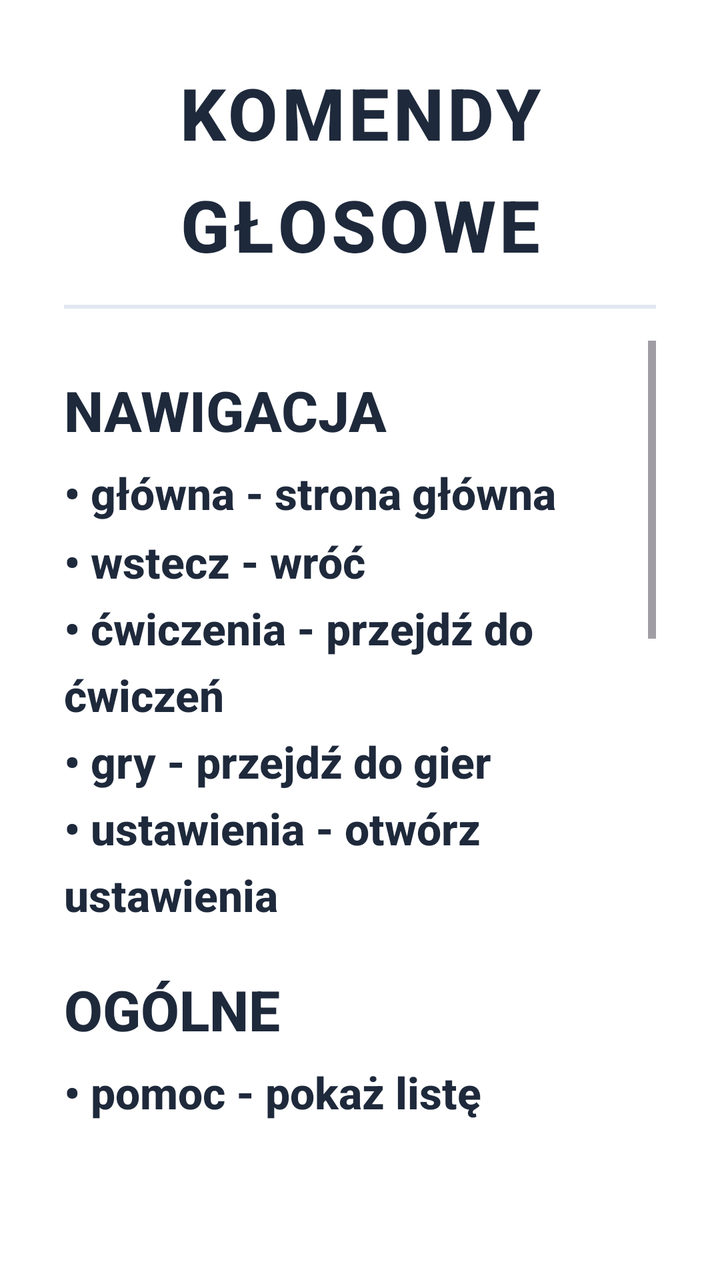
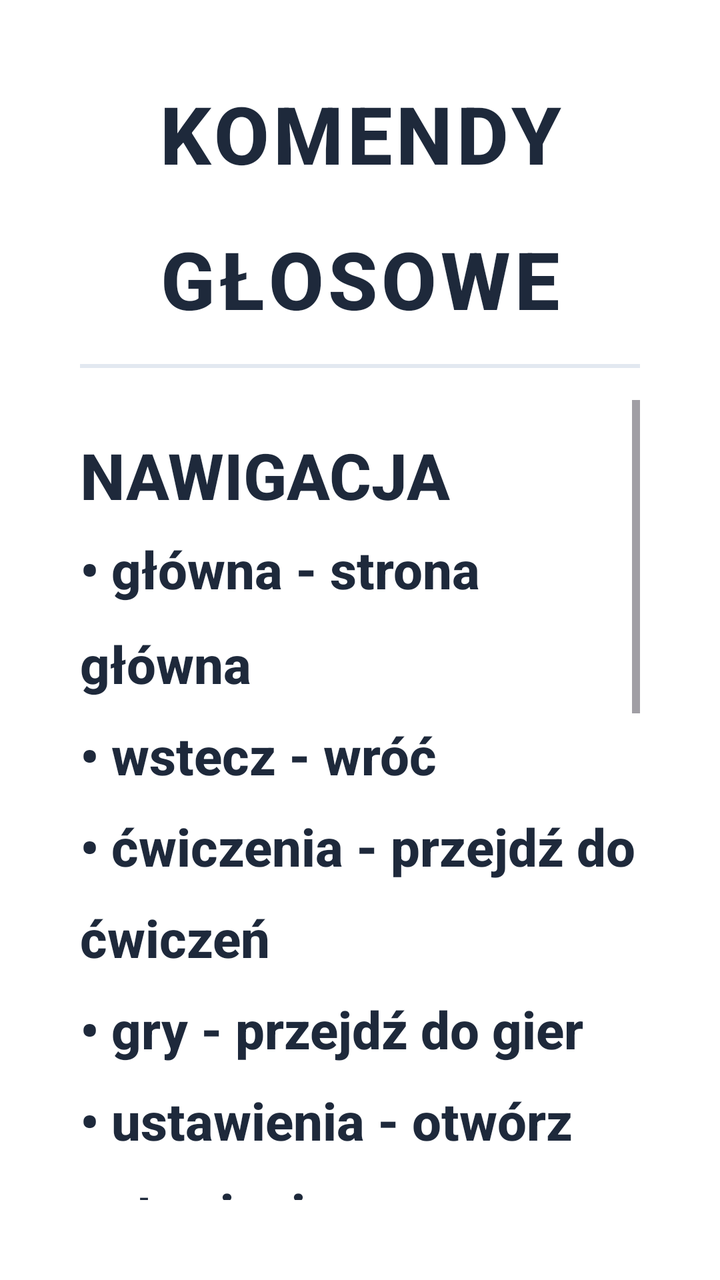

Before-and-after screenshots of an Android layout around one commit, followed by the original layout XML and the change that was made.
<!-- AndroidManifest.xml: application theme Theme.Fitnessapp -->
<!-- res/layout/dialog_voice_help.xml -->
<?xml version="1.0" encoding="utf-8"?>
<LinearLayout xmlns:android="http://schemas.android.com/apk/res/android"
    android:layout_width="match_parent"
    android:layout_height="wrap_content"
    android:orientation="vertical"
    android:background="#FFFFFF"
    android:padding="32dp">

    <TextView
        android:layout_width="match_parent"
        android:layout_height="wrap_content"
        android:text="@string/vh_title"
        android:textColor="#1E293B"
        android:textSize="36sp"
        android:textStyle="bold"
        android:gravity="center"
        android:lineSpacingMultiplier="1.3"
        android:letterSpacing="0.05" />

    <View
        android:layout_width="match_parent"
        android:layout_height="2dp"
        android:layout_marginVertical="16dp"
        android:background="#E2E8F0" />

    <ScrollView
        android:layout_width="match_parent"
        android:layout_height="400dp"
        android:fillViewport="true">

        <LinearLayout
            android:layout_width="match_parent"
            android:layout_height="wrap_content"
            android:orientation="vertical"
            android:paddingBottom="16dp">

            <TextView
                android:layout_width="wrap_content"
                android:layout_height="wrap_content"
                android:text="@string/vh_navigation_title"
                android:textColor="#1E293B"
                android:textSize="28sp"
                android:textStyle="bold"
                android:lineSpacingMultiplier="1.3"
                android:layout_marginTop="16dp" />

            <TextView
                android:layout_width="match_parent"
                android:layout_height="wrap_content"
                android:text="@string/vh_navigation_desc"
                android:textColor="#1E293B"
                android:textSize="22sp"
                android:textStyle="bold"
                android:lineSpacingMultiplier="1.3"
                android:layout_marginTop="8dp" />

            <TextView
                android:layout_width="wrap_content"
                android:layout_height="wrap_content"
                android:text="@string/vh_general_title"
                android:textColor="#1E293B"
                android:textSize="28sp"
                android:textStyle="bold"
                android:lineSpacingMultiplier="1.3"
                android:layout_marginTop="24dp" />

            <TextView
                android:layout_width="match_parent"
                android:layout_height="wrap_content"
                android:text="@string/vh_general_desc"
                android:textColor="#1E293B"
                android:textSize="22sp"
                android:textStyle="bold"
                android:lineSpacingMultiplier="1.3"
                android:layout_marginTop="8dp" />

            <TextView
                android:layout_width="wrap_content"
                android:layout_height="wrap_content"
                android:text="@string/vh_exercises_title"
                android:textColor="#1E293B"
                android:textSize="28sp"
                android:textStyle="bold"
                android:lineSpacingMultiplier="1.3"
                android:layout_marginTop="24dp" />

            <TextView
                android:layout_width="match_parent"
                android:layout_height="wrap_content"
                android:text="@string/vh_exercises_desc"
                android:textColor="#1E293B"
                android:textSize="22sp"
                android:textStyle="bold"
                android:lineSpacingMultiplier="1.3"
                android:layout_marginTop="8dp" />

            <TextView
                android:layout_width="wrap_content"
                android:layout_height="wrap_content"
                android:text="@string/vh_games_title"
                android:textColor="#1E293B"
                android:textSize="28sp"
                android:textStyle="bold"
                android:lineSpacingMultiplier="1.3"
                android:layout_marginTop="24dp" />

            <TextView
                android:layout_width="match_parent"
                android:layout_height="wrap_content"
                android:text="@string/vh_games_desc"
                android:textColor="#1E293B"
                android:textSize="22sp"
                android:textStyle="bold"
                android:lineSpacingMultiplier="1.3"
                android:layout_marginTop="8dp" />

        </LinearLayout>
    </ScrollView>

</LinearLayout>
<!-- resources referenced by this layout -->
<resources>
  <string name="vh_exercises_desc">• następne ćwiczenie - przejdź dalej\n• start lub zaczynamy - rozpocznij\n• zakończ lub koniec - zakończ trening\n• czytaj opis - przeczytaj opis ćwiczenia</string>
  <string name="vh_exercises_title">ĆWICZENIA</string>
  <string name="vh_games_desc">• łatwy, średni, trudny - wybierz poziom\n• start - rozpocznij grę\n• nowa gra - zacznij od nowa</string>
  <string name="vh_games_title">GRY</string>
  <string name="vh_general_desc">• pomoc - pokaż listę\n• stop - zatrzymaj mówienie\n• czytaj - przeczytaj ekran\n• powtórz - powtórz wiadomość</string>
  <string name="vh_general_title">OGÓLNE</string>
  <string name="vh_navigation_desc">• główna - strona główna\n• wstecz - wróć\n• ćwiczenia - przejdź do ćwiczeń\n• gry - przejdź do gier\n• ustawienia - otwórz ustawienia</string>
  <string name="vh_navigation_title">NAWIGACJA</string>
  <string name="vh_title">KOMENDY GŁOSOWE</string>
  <style name="Theme.Fitnessapp" parent="Base.Theme.Fitnessapp" />
  <style name="Base.Theme.Fitnessapp" parent="Theme.Material3.Light.NoActionBar">
          
          <item name="android:fontFamily">sans-serif-medium</item>
          <item name="android:textAllCaps">false</item>
          <item name="android:textColor">#0F172A</item>
          <item name="android:windowBackground">#F8FAFC</item>
      </style>
</resources>

<!-- the commit's change to res/layout/dialog_voice_help.xml (unified diff, before → after) -->
@@ -4,17 +4,17 @@
     android:layout_height="wrap_content"
     android:orientation="vertical"
     android:background="#FFFFFF"
-    android:padding="32dp">
+    android:padding="40dp">
 
     <TextView
         android:layout_width="match_parent"
         android:layout_height="wrap_content"
         android:text="@string/vh_title"
         android:textColor="#1E293B"
-        android:textSize="36sp"
+        android:textSize="40sp"
         android:textStyle="bold"
         android:gravity="center"
-        android:lineSpacingMultiplier="1.3"
+        android:lineSpacingMultiplier="1.5"
         android:letterSpacing="0.05" />
 
     <View
@@ -25,7 +25,7 @@
 
     <ScrollView
         android:layout_width="match_parent"
-        android:layout_height="400dp"
+        android:layout_height="500dp"
         android:fillViewport="true">
 
         <LinearLayout
@@ -39,9 +39,9 @@
                 android:layout_height="wrap_content"
                 android:text="@string/vh_navigation_title"
                 android:textColor="#1E293B"
-                android:textSize="28sp"
+                android:textSize="32sp"
                 android:textStyle="bold"
-                android:lineSpacingMultiplier="1.3"
+                android:lineSpacingMultiplier="1.5"
                 android:layout_marginTop="16dp" />
 
             <TextView
@@ -49,9 +49,9 @@
                 android:layout_height="wrap_content"
                 android:text="@string/vh_navigation_desc"
                 android:textColor="#1E293B"
-                android:textSize="22sp"
+                android:textSize="26sp"
                 android:textStyle="bold"
-                android:lineSpacingMultiplier="1.3"
+                android:lineSpacingMultiplier="1.5"
                 android:layout_marginTop="8dp" />
 
             <TextView
@@ -59,9 +59,9 @@
                 android:layout_height="wrap_content"
                 android:text="@string/vh_general_title"
                 android:textColor="#1E293B"
-                android:textSize="28sp"
+                android:textSize="32sp"
                 android:textStyle="bold"
-                android:lineSpacingMultiplier="1.3"
+                android:lineSpacingMultiplier="1.5"
                 android:layout_marginTop="24dp" />
 
             <TextView
@@ -69,9 +69,9 @@
                 android:layout_height="wrap_content"
                 android:text="@string/vh_general_desc"
                 android:textColor="#1E293B"
-                android:textSize="22sp"
+                android:textSize="26sp"
                 android:textStyle="bold"
-                android:lineSpacingMultiplier="1.3"
+                android:lineSpacingMultiplier="1.5"
                 android:layout_marginTop="8dp" />
 
             <TextView
@@ -79,9 +79,9 @@
                 android:layout_height="wrap_content"
                 android:text="@string/vh_exercises_title"
                 android:textColor="#1E293B"
-                android:textSize="28sp"
+                android:textSize="32sp"
                 android:textStyle="bold"
-                android:lineSpacingMultiplier="1.3"
+                android:lineSpacingMultiplier="1.5"
                 android:layout_marginTop="24dp" />
 
             <TextView
@@ -89,9 +89,9 @@
                 android:layout_height="wrap_content"
                 android:text="@string/vh_exercises_desc"
                 android:textColor="#1E293B"
-                android:textSize="22sp"
+                android:textSize="26sp"
                 android:textStyle="bold"
-                android:lineSpacingMultiplier="1.3"
+                android:lineSpacingMultiplier="1.5"
                 android:layout_marginTop="8dp" />
 
             <TextView
@@ -99,9 +99,9 @@
                 android:layout_height="wrap_content"
                 android:text="@string/vh_games_title"
                 android:textColor="#1E293B"
-                android:textSize="28sp"
+                android:textSize="32sp"
                 android:textStyle="bold"
-                android:lineSpacingMultiplier="1.3"
+                android:lineSpacingMultiplier="1.5"
                 android:layout_marginTop="24dp" />
 
             <TextView
@@ -109,9 +109,9 @@
                 android:layout_height="wrap_content"
                 android:text="@string/vh_games_desc"
                 android:textColor="#1E293B"
-                android:textSize="22sp"
+                android:textSize="26sp"
                 android:textStyle="bold"
-                android:lineSpacingMultiplier="1.3"
+                android:lineSpacingMultiplier="1.5"
                 android:layout_marginTop="8dp" />
 
         </LinearLayout>
